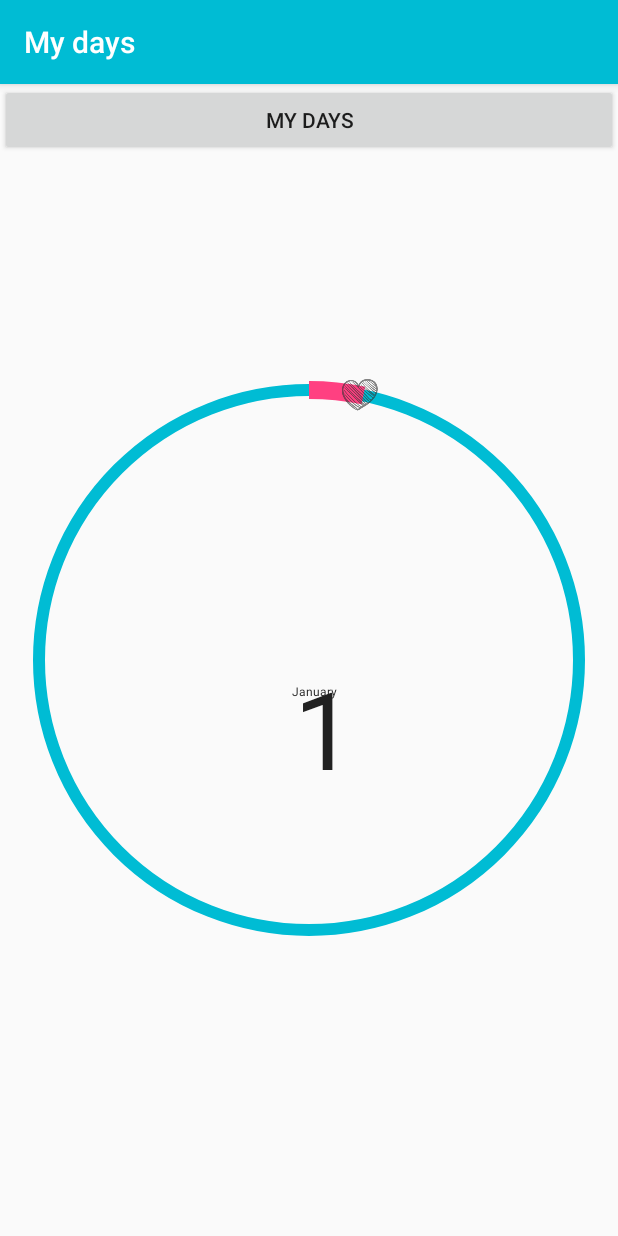
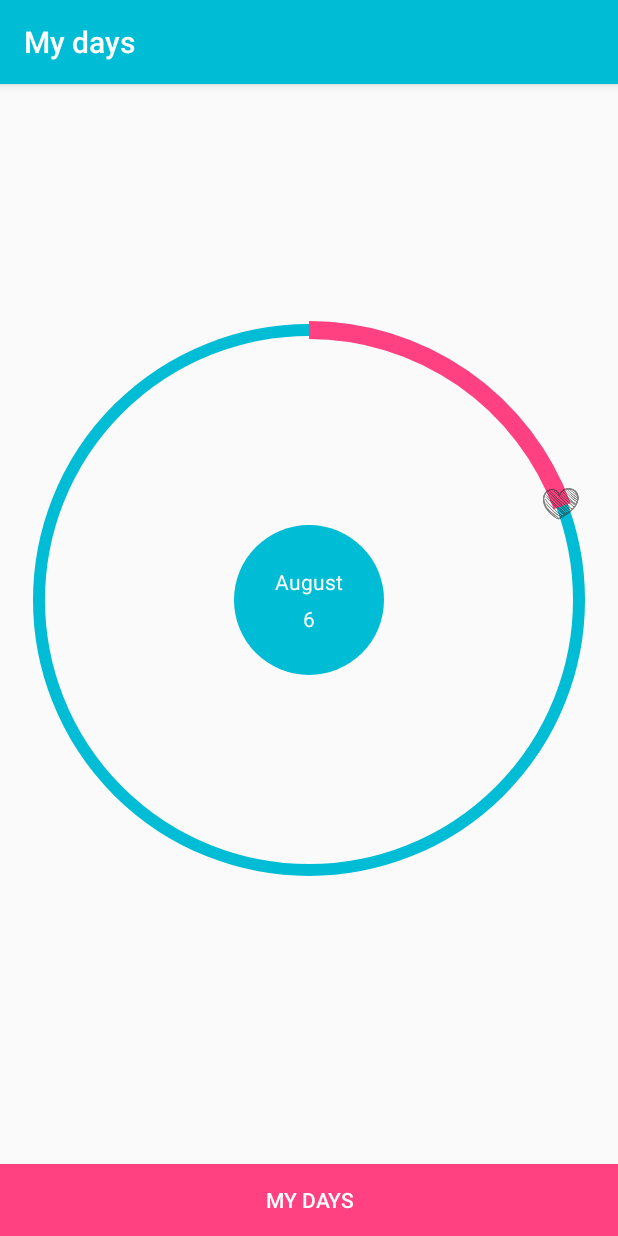
Before and after one commit to galyalina/Calendar, an Android app: the screen it shows after launch (MainActivity), on a phone screen of 412 x 824 dp. Run offline under Robolectric (Android 15) with nearby library versions, the light colour scheme and no system bars.

Commit message:
Second commit: seekbar extention and bugs fixes

```diff
--- a/app/src/main/java/com/iotta/calendarseekbar/MainActivity.java
+++ b/app/src/main/java/com/iotta/calendarseekbar/MainActivity.java
@@ -6,9 +6,11 @@ import android.os.Bundle;
 
 import com.iotta.calendarseekbar.utils.AndroidUtils;
 import com.iotta.calendarseekbar.utils.Logger;
+import com.iotta.calendarseekbar.viewpresenter.calendar.CalendarContract;
 import com.iotta.calendarseekbar.viewpresenter.calendar.CalendarFragment;
 import com.iotta.calendarseekbar.viewpresenter.calendar.CalendarPresenter;
 import com.iotta.calendarseekbar.viewpresenter.details.DetailsFragment;
+import com.iotta.calendarseekbar.viewpresenter.details.DetailsPresenter;
 
 public class MainActivity extends AppCompatActivity implements CalendarFragment.OnCalendarInteractionListener {
 
@@ -17,21 +19,27 @@ public class MainActivity extends AppCompatActivity implements CalendarFragment.
         super.onCreate(savedInstanceState);
         setContentView(R.layout.activity_main);
 
-        CalendarFragment calendarFragment = (CalendarFragment) getSupportFragmentManager().findFragmentById(R.id.contentFrame);
-        if (calendarFragment == null) {
+        Fragment fragment = getSupportFragmentManager().findFragmentById(R.id.contentFrame);
+        if (fragment == null) {
             // Create the fragment
-            calendarFragment = CalendarFragment.newInstance();
-            AndroidUtils.addFragmentToActivity(getSupportFragmentManager(), calendarFragment, R.id.contentFrame);
+            fragment = CalendarFragment.newInstance();
+            AndroidUtils.addFragmentToActivity(getSupportFragmentManager(), fragment, R.id.contentFrame);
         }
 
+        if(fragment.getClass().getName() == CalendarFragment.class.getName()){
+            new CalendarPresenter(Injection.provideDatesData(), (CalendarFragment) fragment);
+            Logger.debug("Calendar Fragment created");
+        }else{
+            new DetailsPresenter(Injection.provideDatesData(), (DetailsFragment) fragment);
+            Logger.debug("Details Fragment created");
+        }
         // Create the presenter
-        new CalendarPresenter(Injection.provideDatesData(), calendarFragment);
-        Logger.debug("Details Fragment created");
     }
 
     @Override
     public void onDetailsPageSelected() {
-        DetailsFragment calendarFragment = DetailsFragment.newInstance();
-        AndroidUtils.replaceFragmentInActivity(getSupportFragmentManager(), calendarFragment, R.id.contentFrame);
+        DetailsFragment detailsFragment = DetailsFragment.newInstance();
+        AndroidUtils.replaceFragmentInActivity(getSupportFragmentManager(), detailsFragment, R.id.contentFrame);
+        new DetailsPresenter(Injection.provideDatesData(), (DetailsFragment) detailsFragment);
     }
 }
--- a/app/src/main/java/com/iotta/calendarseekbar/model/IMyDaysManager.java
+++ b/app/src/main/java/com/iotta/calendarseekbar/model/IMyDaysManager.java
@@ -1,8 +1,13 @@
 package com.iotta.calendarseekbar.model;
+
+import java.util.Date;
+import java.util.List;
 
 /**
  * Created by Galina Litkin on 05/08/2017.
  */
 
 public interface IMyDaysManager{
+    public void addDate(Date date);
+    public List<Date> getDates();
 }
--- a/app/src/main/java/com/iotta/calendarseekbar/model/MyDaysManager.java
+++ b/app/src/main/java/com/iotta/calendarseekbar/model/MyDaysManager.java
@@ -26,6 +26,7 @@ public class MyDaysManager implements IMyDaysManager {
         return INSTANCE;
     }
 
+    @Override
     public void addDate(Date date) {
         if (mDates == null) {
             mDates.add(date);
@@ -33,7 +34,7 @@ public class MyDaysManager implements IMyDaysManager {
             mDates = new ArrayList<>();
         }
     }
-
+    @Override
     public List<Date> getDates() {
         return mDates;
     }
--- a/app/src/main/java/com/iotta/calendarseekbar/utils/AndroidUtils.java
+++ b/app/src/main/java/com/iotta/calendarseekbar/utils/AndroidUtils.java
@@ -32,6 +32,7 @@ public class AndroidUtils {
                                                  @NonNull Fragment fragment, int frameId) {
         FragmentTransaction transaction = fragmentManager.beginTransaction();
         transaction.replace(frameId, fragment);
+        transaction.addToBackStack(fragment.getClass().getName());
         transaction.commit();
     }
 }
--- a/app/src/main/java/com/iotta/calendarseekbar/view/CalendarSeekBar.java
+++ b/app/src/main/java/com/iotta/calendarseekbar/view/CalendarSeekBar.java
@@ -4,7 +4,6 @@ import android.content.Context;
 import android.content.res.TypedArray;
 import android.graphics.Canvas;
 import android.graphics.Paint;
-import android.graphics.Rect;
 import android.graphics.RectF;
 import android.graphics.drawable.Drawable;
 import android.support.v4.content.ContextCompat;
@@ -13,10 +12,10 @@ import android.view.MotionEvent;
 import android.view.View;
 
 import com.iotta.calendarseekbar.R;
+import com.iotta.calendarseekbar.utils.Logger;
 
 /**
- * Created by Galina Litkin on 05/08/2017.
- * This class is an extension of the SwagPoints project
+ * This class is an extension of the SwagPoints project's class
  * https://github.com/enginebai/SwagPoints
  * Licensed under  Apache License Version 2.0, January 2004
  * http://www.apache.org/licenses/
@@ -65,9 +64,6 @@ public class CalendarSeekBar extends View {
     private boolean mClockwise = true;
     private boolean mEnabled = true;
 
-    //
-    // internal variables
-    //
     /**
      * The counts of point update to determine whether to change previous progress.
      */
@@ -94,12 +90,6 @@ public class CalendarSeekBar extends View {
 
     private float mTextSize = 72;
     private float mTitleTextSize = 8;
-
-    private Paint mTextPaint;
-    private Rect mTextRect = new Rect();
-
-    private Paint mTextTitlePaint;
-    private Rect mTextTitleRect = new Rect();
 
     private int mTranslateX;
     private int mTranslateY;
@@ -164,10 +154,6 @@ public class CalendarSeekBar extends View {
             mArcWidth = (int) a.getDimension(R.styleable.SwagPoints_arcWidth, mArcWidth);
             arcColor = a.getColor(R.styleable.SwagPoints_arcColor, arcColor);
 
-            mTextSize = (int) a.getDimension(R.styleable.SwagPoints_textSize, mTextSize);
-            mTitleTextSize = (int) a.getDimension(R.styleable.SwagPoints_textTitleSize, mTitleTextSize);
-            textColor = a.getColor(R.styleable.SwagPoints_textColor, textColor);
-
             mClockwise = a.getBoolean(R.styleable.SwagPoints_clockwise,
                     mClockwise);
             mEnabled = a.getBoolean(R.styleable.SwagPoints_enabled, mEnabled);
@@ -192,23 +178,11 @@ public class CalendarSeekBar extends View {
         mProgressPaint.setStyle(Paint.Style.STROKE);
         mProgressPaint.setStrokeWidth(mProgressWidth);
 
-        mTextPaint = new Paint();
-        mTextPaint.setColor(textColor);
-        mTextPaint.setAntiAlias(true);
-        mTextPaint.setStyle(Paint.Style.FILL);
-        mTextPaint.setTextSize(mTextSize);
-
-        mTextTitlePaint = new Paint();
-        mTextTitlePaint.setColor(textColor);
-        mTextTitlePaint.setAntiAlias(true);
-        mTextTitlePaint.setStyle(Paint.Style.FILL);
-        mTextTitlePaint.setTextSize(mTitleTextSize);
     }
 
     public void setStep(int step) {
         mStep = step;
     }
-
 
     @Override
     protected void onMeasure(int widthMeasureSpec, int heightMeasureSpec) {
@@ -237,26 +211,6 @@ public class CalendarSeekBar extends View {
         }
 
 
-        String textPointTitle = "Month";
-        mTextTitlePaint.getTextBounds(textPointTitle, 0, textPointTitle.length(), mTextTitleRect);
-        float textPointTitleHeights = mTextPaint.descent() + mTextPaint.ascent();
-
-        // center the text
-        int xPosTitle = canvas.getWidth() / 2 - mTextTitleRect.width() / 2;
-        int yPosTitle = (int) ((mArcRect.centerY()) - (textPointTitleHeights / 2));
-
-
-        // draw the text
-        String textPoint = String.valueOf(mPoints);
-        mTextPaint.getTextBounds(textPoint, 0, textPoint.length(), mTextRect);
-        float textPointHeights = mTextPaint.descent() + mTextPaint.ascent();
-
-        int xPosPoint = canvas.getWidth() / 2 - mTextRect.width() / 2;
-        int yPosPoint = (int) ((mArcRect.centerY()) - textPointTitleHeights - (textPointHeights / 2));
-
-        canvas.drawText("January", xPosTitle, yPosTitle, mTextTitlePaint);
-        canvas.drawText(String.valueOf(mPoints), xPosPoint, yPosPoint, mTextPaint);
-
         // draw the arc and progress
         canvas.drawArc(mArcRect, ANGLE_OFFSET, 360, false, mArcPaint);
         canvas.drawArc(mArcRect, ANGLE_OFFSET, mProgressSweep, false, mProgressPaint);
@@ -275,28 +229,37 @@ public class CalendarSeekBar extends View {
 
             switch (event.getAction()) {
                 case MotionEvent.ACTION_DOWN:
-                    if (mOnSwagPointsChangeListener != null)
+                    if (mOnSwagPointsChangeListener != null) {
                         mOnSwagPointsChangeListener.onStartTrackingTouch(this);
+                    }
+                    Logger.debug("MotionEvent.ACTION_DOWN");
                     break;
                 case MotionEvent.ACTION_MOVE:
                     updateOnTouch(event);
+                    Logger.debug("MotionEvent.ACTION_MOVE");
                     break;
                 case MotionEvent.ACTION_UP:
-                    if (mOnSwagPointsChangeListener != null)
+                    if (mOnSwagPointsChangeListener != null) {
                         mOnSwagPointsChangeListener.onStopTrackingTouch(this);
+                    }
+                    updateOnTouch(event);
                     setPressed(false);
                     this.getParent().requestDisallowInterceptTouchEvent(false);
+                    Logger.debug("MotionEvent.ACTION_UP");
                     break;
                 case MotionEvent.ACTION_CANCEL:
                     if (mOnSwagPointsChangeListener != null)
                         mOnSwagPointsChangeListener.onStopTrackingTouch(this);
                     setPressed(false);
                     this.getParent().requestDisallowInterceptTouchEvent(false);
+                    Logger.debug("MotionEvent.ACTION_CANCEL");
                     break;
             }
             return true;
+        }else{
+            Logger.debug("Do nothing view is disabled");
+            return false;
         }
-        return false;
     }
 
     @Override
@@ -322,9 +285,6 @@ public class CalendarSeekBar extends View {
     }
 
 
-
-
-
     private void updateIndicatorIconPosition() {
         int thumbAngle = (int) (mProgressSweep + 90);
         mIndicatorIconX = (int) (mArcRadius * Math.cos(Math.toRadians(thumbAngle)));
@@ -333,20 +293,23 @@ public class CalendarSeekBar extends View {
 
     private void updateProgress(int progress, boolean fromUser) {
 
+        Logger.debug("updateProgress");
+
         // detect points change closed to max or min
         final int maxDetectValue = (int) ((double) mMax * 0.95);
         final int minDetectValue = (int) ((double) mMax * 0.05) + mMin;
 
         mUpdateTimes++;
         if (progress == INVALID_VALUE) {
+            Logger.debug("Some error occurred during update, the value is invalid");
             return;
         }
 
         // avoid accidentally touch to become max from original point
         if (progress > maxDetectValue && mPreviousProgress == INVALID_VALUE) {
+            Logger.debug("Some error occurred during update, the value is invalid");
             return;
         }
-
 
         // record previous and current progress change
         if (mUpdateTimes == 1) {
@@ -375,6 +338,9 @@ public class CalendarSeekBar extends View {
                 if (mOnSwagPointsChangeListener != null) {
                     mOnSwagPointsChangeListener
                             .onPointsChanged(this, progress, fromUser);
+                    Logger.debug("Update Progress:  "+progress);
+                    updateIndicatorIconPosition();
+                    invalidate();
                     return;
                 }
             } else if ((mCurrentProgress >= maxDetectValue
@@ -386,10 +352,12 @@ public class CalendarSeekBar extends View {
                 if (mOnSwagPointsChangeListener != null) {
                     mOnSwagPointsChangeListener
                             .onPointsChanged(this, progress, fromUser);
+                    Logger.debug("Update Progress:  "+progress);
+                    updateIndicatorIconPosition();
+                    invalidate();
                     return;
                 }
             }
-            invalidate();
         } else {
 
             // Detect whether decreasing from max or increasing from min, to unlock the update event.
@@ -414,6 +382,7 @@ public class CalendarSeekBar extends View {
 
                 mOnSwagPointsChangeListener
                         .onPointsChanged(this, progress, fromUser);
+                Logger.debug("Update Progress:  "+progress);
             }
 
             mProgressSweep = (float) progress /  MathHelper.valuePerDegree(mMax);
@@ -444,21 +413,9 @@ public class CalendarSeekBar extends View {
         updateProgress(points, false);
     }
 
-    public int getPoints() {
-        return mPoints;
-    }
-
-    public int getProgressWidth() {
-        return mProgressWidth;
-    }
-
     public void setProgressWidth(int mProgressWidth) {
         this.mProgressWidth = mProgressWidth;
         mProgressPaint.setStrokeWidth(mProgressWidth);
-    }
-
-    public int getArcWidth() {
-        return mArcWidth;
     }
 
     public void setArcWidth(int mArcWidth) {
@@ -470,10 +427,6 @@ public class CalendarSeekBar extends View {
         mClockwise = isClockwise;
     }
 
-    public boolean isClockwise() {
-        return mClockwise;
-    }
-
     public boolean isEnabled() {
         return mEnabled;
     }
@@ -482,37 +435,14 @@ public class CalendarSeekBar extends View {
         this.mEnabled = enabled;
     }
 
-    public int getProgressColor() {
-        return mProgressPaint.getColor();
-    }
-
     public void setProgressColor(int color) {
         mProgressPaint.setColor(color);
         invalidate();
     }
 
-    public int getArcColor() {
-        return mArcPaint.getColor();
-    }
-
     public void setArcColor(int color) {
         mArcPaint.setColor(color);
         invalidate();
-    }
-
-    public void setTextColor(int textColor) {
-        mTextPaint.setColor(textColor);
-        invalidate();
-    }
-
-    public void setTextSize(float textSize) {
-        mTextSize = textSize;
-        mTextPaint.setTextSize(mTextSize);
-        invalidate();
-    }
-
-    public int getMax() {
-        return mMax;
     }
 
     public void setMax(int mMax) {
@@ -523,6 +453,10 @@ public class CalendarSeekBar extends View {
 
     public int getMin() {
         return mMin;
+    }
+
+    public int getPoint(){
+        return mPoints;
     }
 
     public void setMin(int min) {
--- a/app/src/main/java/com/iotta/calendarseekbar/viewpresenter/calendar/CalendarContract.java
+++ b/app/src/main/java/com/iotta/calendarseekbar/viewpresenter/calendar/CalendarContract.java
@@ -2,6 +2,9 @@ package com.iotta.calendarseekbar.viewpresenter.calendar;
 
 import com.iotta.calendarseekbar.BasePresenter;
 import com.iotta.calendarseekbar.BaseView;
+
+import java.util.Date;
+import java.util.List;
 
 /**
  * Created by Galina Litkin on 05/08/2017.
@@ -15,5 +18,7 @@ public class CalendarContract {
     }
 
     interface IPresenter extends BasePresenter {
+        void addDate(Date date);
+        List<Date> getDates(Date date);
     }
 }
--- a/app/src/main/java/com/iotta/calendarseekbar/viewpresenter/calendar/CalendarFragment.java
+++ b/app/src/main/java/com/iotta/calendarseekbar/viewpresenter/calendar/CalendarFragment.java
@@ -9,26 +9,32 @@ import android.view.LayoutInflater;
 import android.view.View;
 import android.view.ViewGroup;
 import android.widget.Button;
+import android.widget.TextView;
 
 import com.iotta.calendarseekbar.R;
 import com.iotta.calendarseekbar.view.CalendarSeekBar;
+
+import java.util.Calendar;
+import java.util.Date;
 
 /**
  * A simple {@link Fragment} subclass.
  * Use the {@link CalendarFragment#newInstance} factory method to
  * create an instance of this fragment.
  */
-public class CalendarFragment extends Fragment implements CalendarContract.IView{
+public class CalendarFragment extends Fragment implements CalendarContract.IView {
 
     private CalendarContract.IPresenter mPresenter;
-
+    private TextView mDate;
+    private TextView mMonth;
+    CalendarSeekBar mSpinner;
     private OnCalendarInteractionListener mListener;
+    private int mMonthIndex;
 
     // Container Activity must implement this interface
     public interface OnCalendarInteractionListener {
         void onDetailsPageSelected();
     }
-
 
 
     public CalendarFragment() {
@@ -38,6 +44,7 @@ public class CalendarFragment extends Fragment implements CalendarContract.IView
     /**
      * Use this factory method to create a new instance of
      * this fragment using the provided parameters.
+     *
      * @return A new instance of fragment CalendarFragment.
      */
     public static CalendarFragment newInstance() {
@@ -52,17 +59,44 @@ public class CalendarFragment extends Fragment implements CalendarContract.IView
         }
     }
 
+
+    void setMonthAndInitDay(){
+        Calendar c = Calendar.getInstance();
+        c.setTime(new Date());
+        int dayOfWeek = c.get(Calendar.DAY_OF_MONTH);
+        if(mSpinner!=null){
+            mSpinner.setPoints(dayOfWeek);
+        }
+        mMonthIndex = c.get(Calendar.MONTH);
+    }
+
     @Override
     public View onCreateView(LayoutInflater inflater, ViewGroup container,
                              Bundle savedInstanceState) {
         View root = inflater.inflate(R.layout.fragment_calendar, container, false);
         Button goToDetails = root.findViewById(R.id.btnDetails);
+        root.findViewById(R.id.dateLayout).setOnClickListener(new View.OnClickListener() {
+            @Override
+            public void onClick(View view) {
+                if(mSpinner!=null){
+                    Calendar c = Calendar.getInstance();
+                    c.set(Calendar.DAY_OF_MONTH, mSpinner.getPoint());
+                    mPresenter.addDate(c.getTime());
+                }
+            }
+        });
 
-        CalendarSeekBar spinner = root.findViewById(R.id.daysSpinner);
-        spinner.setMax(31);
-        spinner.setMin(1);
-        spinner.setStep(1);
+        mDate  = root.findViewById(R.id.txtDate);
+        mMonth  = root.findViewById(R.id.txtMonth);
 
+        mMonth.setText("August");
+        mSpinner = root.findViewById(R.id.daysSpinner);
+        mSpinner.setMax(31);
+        mSpinner.setMin(1);
+        mSpinner.setStep(1);
+        setMonthAndInitDay();
+
+        mSpinner.setOnSwagPointsChangeListener(new DateChangeListener());
         goToDetails.setOnClickListener(new View.OnClickListener() {
             @Override
             public void onClick(View view) {
@@ -71,7 +105,6 @@ public class CalendarFragment extends Fragment implements CalendarContract.IView
         });
         return root;
     }
-
 
 
     @Override
@@ -89,4 +122,22 @@ public class CalendarFragment extends Fragment implements CalendarContract.IView
     public void setPresenter(@NonNull CalendarContract.IPresenter IPresenter) {
         mPresenter = IPresenter;
     }
+
+
+    class DateChangeListener implements CalendarSeekBar.OnSwagPointsChangeListener {
+        @Override
+        public void onPointsChanged(CalendarSeekBar swagPoints, int points, boolean fromUser) {
+            mDate.setText(""+points);
+        }
+
+        @Override
+        public void onStartTrackingTouch(CalendarSeekBar swagPoints) {
+
+        }
+
+        @Override
+        public void onStopTrackingTouch(CalendarSeekBar swagPoints) {
+
+        }
+    }
 }
--- /dev/null
+++ b/app/src/main/res/drawable/btn_center.xml
@@ -0,0 +1,5 @@
+<shape xmlns:android="http://schemas.android.com/apk/res/android"
+    android:shape="oval">
+    <solid
+        android:color="@color/colorPrimary"/>
+</shape>
--- a/app/src/main/res/layout/fragment_calendar.xml
+++ b/app/src/main/res/layout/fragment_calendar.xml
@@ -4,29 +4,65 @@
     android:layout_height="match_parent"
     tools:context=".viewpresenter.calendar.CalendarFragment">
 
-    <com.iotta.calendarseekbar.view.CalendarSeekBar
-        xmlns:swagpoints="http://schemas.android.com/apk/res-auto"
+    <com.iotta.calendarseekbar.view.CalendarSeekBar xmlns:swagpoints="http://schemas.android.com/apk/res-auto"
         android:id="@+id/daysSpinner"
         android:layout_width="match_parent"
         android:layout_height="400dp"
         android:layout_gravity="center"
-        android:padding="40dp"
+        android:layout_marginBottom="40dp"
+        android:paddingLeft="40dp"
+        android:paddingRight="40dp"
+        swagpoints:arcColor="@color/seekbar_arc"
+        swagpoints:arcWidth="8dp"
+        swagpoints:indicatorIcon="@drawable/indicator"
+        swagpoints:max="31"
         swagpoints:min="1"
-        swagpoints:max="31"
-        swagpoints:step="1"
         swagpoints:progressColor="@color/seekbar_progress"
         swagpoints:progressWidth="12dp"
-        swagpoints:arcColor="@color/seekbar_arc"
-        swagpoints:arcWidth="8dp"
-        swagpoints:textSize="72sp"
-        swagpoints:textColor="@color/seekbar_text"
-        swagpoints:indicatorIcon="@drawable/indicator"
-        />
+        swagpoints:step="1"/>
 
-        <Button
-            android:id="@+id/btnDetails"
-            android:layout_width="match_parent"
+    <ImageButton
+        android:layout_width="100dp"
+        android:layout_height="100dp"
+        android:layout_gravity="center"
+        android:background="@android:color/transparent"
+        android:layout_marginBottom="40dp"
+        android:src="@drawable/btn_center" />
+
+    <LinearLayout
+        android:id="@+id/dateLayout"
+        android:layout_marginBottom="40dp"
+        android:layout_width="wrap_content"
+        android:layout_height="wrap_content"
+        android:layout_gravity="center"
+        android:orientation="vertical">
+
+        <TextView
+            android:id="@+id/txtMonth"
+            android:layout_width="wrap_content"
             android:layout_height="wrap_content"
-            android:text="@string/app_name"/>
+            android:layout_gravity="center_horizontal"
+            android:text="January"
+            android:textColor="@color/white" />
+
+        <TextView
+            android:layout_marginTop="5dp"
+            android:id="@+id/txtDate"
+            android:layout_width="wrap_content"
+            android:layout_height="wrap_content"
+            android:layout_gravity="center_horizontal"
+            android:text="6"
+            android:textColor="@color/white" />
+
+    </LinearLayout>
+
+    <Button
+        android:textColor="@color/white"
+        android:layout_gravity="bottom"
+        android:background="@color/colorAccent"
+        android:id="@+id/btnDetails"
+        android:layout_width="match_parent"
+        android:layout_height="wrap_content"
+        android:text="@string/app_name" />
 
 </FrameLayout>
--- a/app/src/main/res/values/attrs.xml
+++ b/app/src/main/res/values/attrs.xml
@@ -14,13 +14,11 @@
         <attr name="arcWidth" format="dimension" />
         <attr name="arcColor" format="color" />
 
-        <attr name="textSize" format="dimension"/>
-        <attr name="textTitleSize" format="dimension"/>
-        <attr name="textColor" format="color"/>
-
         <attr name="clockwise" format="boolean" />
         <attr name="enabled" format="boolean" />
 
     </declare-styleable>
 
+
+
 </resources>
--- a/app/src/main/res/values/colors.xml
+++ b/app/src/main/res/values/colors.xml
@@ -6,7 +6,7 @@
     <color name="colorAccent">#FF4081</color>
     <color name="primaryText">#212121</color>
     <color name="secondaryText">#757575</color>
-
+    <color name="white">#FFFFFFFF</color>
     <color name="seekbar_arc">@color/colorPrimary</color>
     <color name="seekbar_progress">@color/colorAccent</color>
     <color name="seekbar_text">@color/primaryText</color>
```
Also changed, not shown: app/src/main/java/com/iotta/calendarseekbar/viewpresenter/calendar/CalendarPresenter.java (+12 -0 lines), app/src/main/java/com/iotta/calendarseekbar/viewpresenter/details/DetailsFragment.java (+6 -1 lines).
